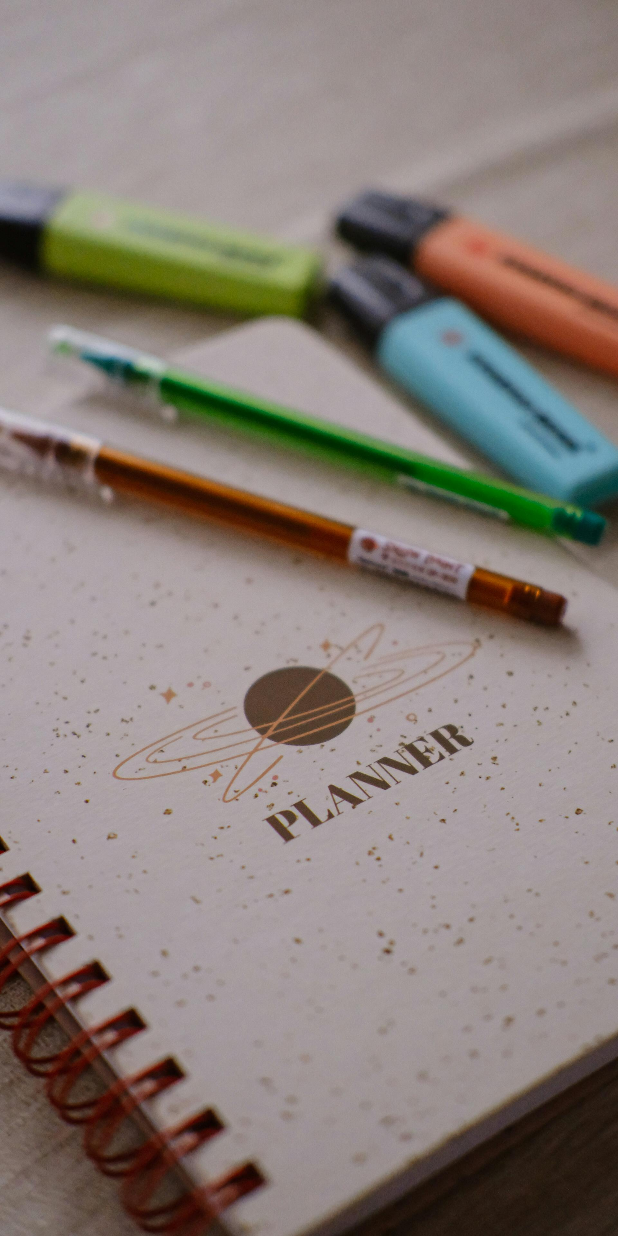
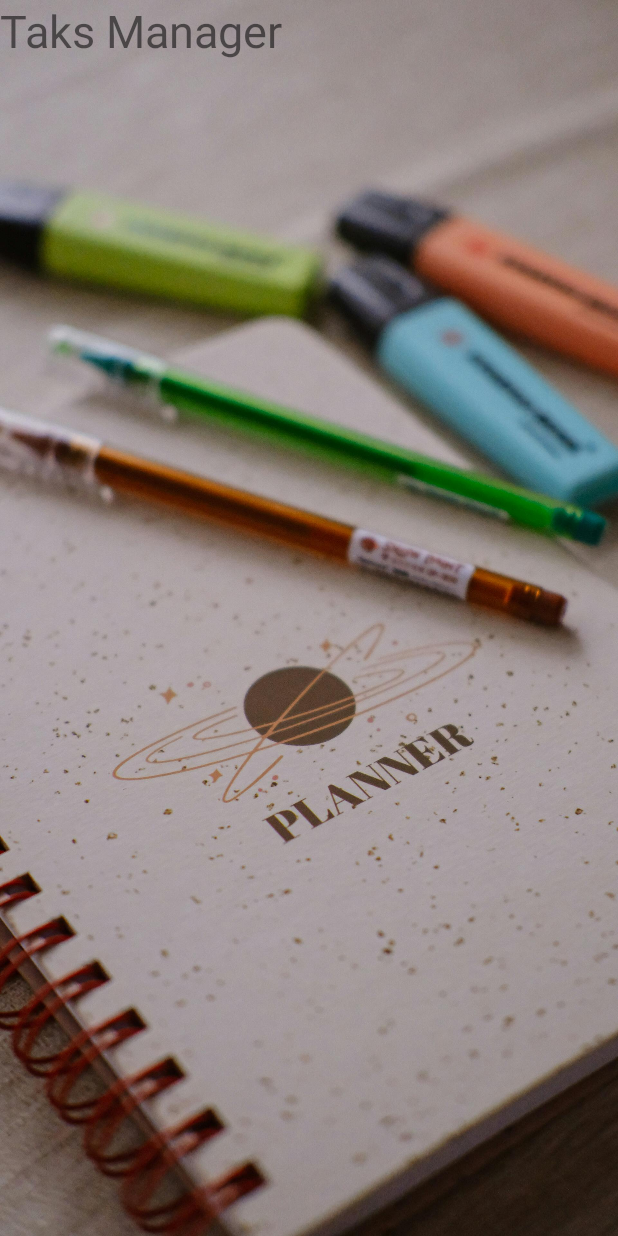
Before and after one commit to FredymarLeon/Task-Manager, an Android app: the layout pagina_inicial.xml on its own in the app's theme, with its tools: preview values and no code run, on a phone screen of 412 x 824 dp. Run offline under Robolectric (Android 15) with nearby library versions, the phone set to English and light mode, and no system bars.

Commit message:
iniciando a capa

```diff
--- a/app/src/main/res/layout/pagina_inicial.xml
+++ b/app/src/main/res/layout/pagina_inicial.xml
@@ -3,7 +3,8 @@
     xmlns:app="http://schemas.android.com/apk/res-auto"
     xmlns:tools="http://schemas.android.com/tools"
     android:layout_width="match_parent"
-    android:layout_height="match_parent">
+    android:layout_height="match_parent"
+    tools:context=".activities.MainActivity">
 
     <ImageView
         android:id="@+id/imageView"
@@ -12,9 +13,21 @@
         android:scaleType="centerCrop"
         app:layout_constraintBottom_toBottomOf="parent"
         app:layout_constraintEnd_toEndOf="parent"
-        app:layout_constraintHorizontal_bias="0.5"
+        app:layout_constraintHorizontal_bias="0.0"
         app:layout_constraintStart_toStartOf="parent"
         app:layout_constraintTop_toTopOf="parent"
-        app:layout_constraintVertical_bias="0.5"
+        app:layout_constraintVertical_bias="0.0"
         app:srcCompat="@drawable/imagem_da_capa" />
+
+
+    <TextView
+        android:layout_width="wrap_content"
+        android:layout_height="match_parent"
+        android:text="Taks Manager"
+        android:textSize="30sp"
+        app:layout_constraintStart_toStartOf="parent"
+        />
+
+
+
 </androidx.constraintlayout.widget.ConstraintLayout>
```
